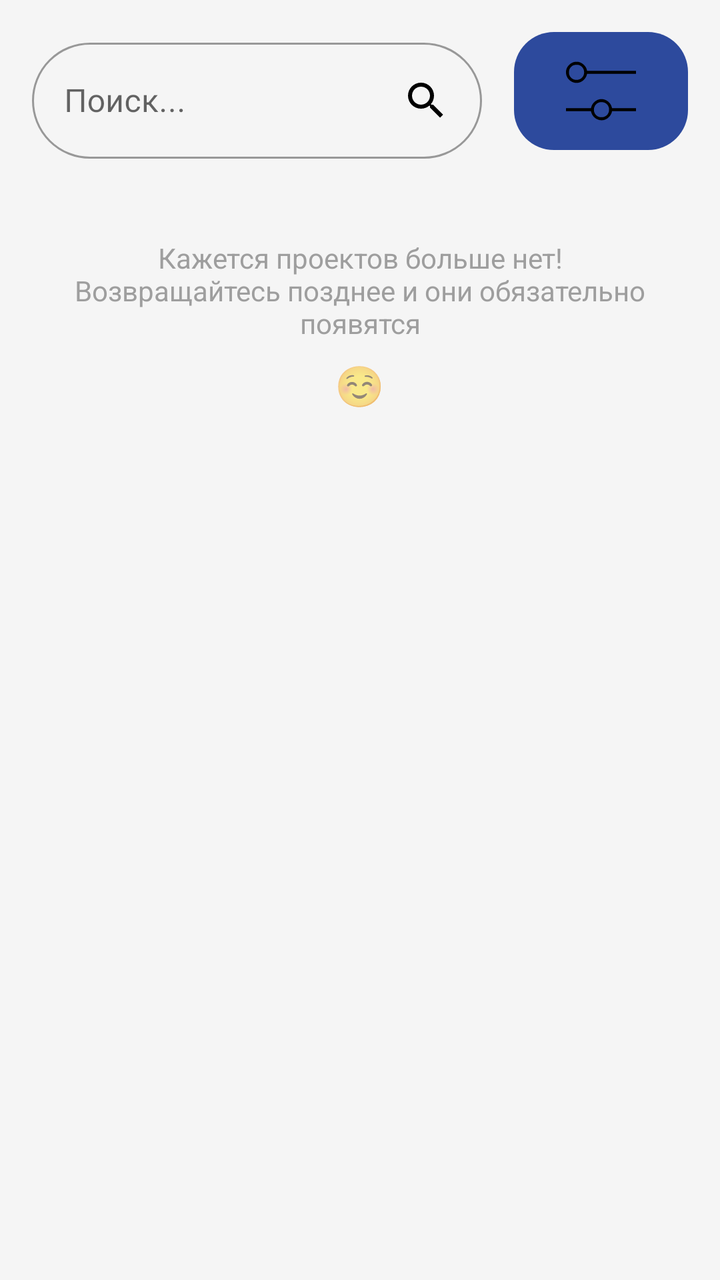
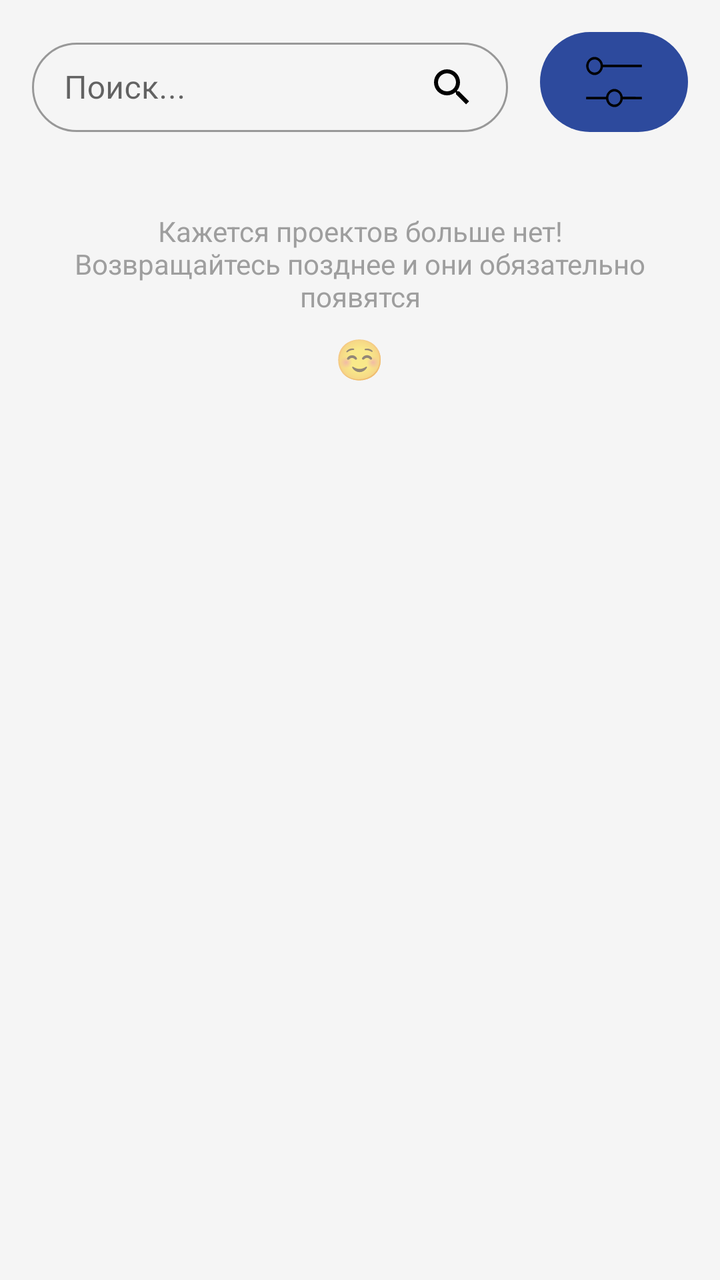

The first picture is an Android layout as it rendered before a commit; the second is the same layout after the commit. The layout source and the unified diff follow.
<!-- AndroidManifest.xml: application theme Theme.MyApplication -->
<!-- res/layout/fragment_projects.xml -->
<?xml version="1.0" encoding="utf-8"?>
<androidx.core.widget.NestedScrollView xmlns:android="http://schemas.android.com/apk/res/android"
    xmlns:tools="http://schemas.android.com/tools"
    android:layout_width="match_parent"
    android:layout_height="match_parent"
    xmlns:app="http://schemas.android.com/apk/res-auto"
    android:background="#F5F5F5">

    <LinearLayout
        android:layout_width="match_parent"
        android:layout_height="wrap_content"
        android:orientation="vertical">

        <LinearLayout
            android:id="@+id/searchFilterBar"
            android:layout_width="match_parent"
            android:layout_height="wrap_content"
            android:orientation="horizontal"
            android:padding="16dp">

            <com.google.android.material.textfield.TextInputLayout
                android:id="@+id/textInputLayoutSearch"
                style="@style/Widget.MaterialComponents.TextInputLayout.OutlinedBox"
                android:layout_width="0dp"
                android:layout_height="wrap_content"
                android:layout_weight="1"
                android:clickable="false"
                android:layout_marginEnd="8dp"
                app:boxCornerRadiusTopEnd="30dp"
                app:boxCornerRadiusBottomEnd="30dp"
                app:boxCornerRadiusBottomStart="30dp"
                app:boxCornerRadiusTopStart="30dp">

                <com.google.android.material.textfield.TextInputEditText
                    android:id="@+id/editTextSearch"
                    android:layout_width="match_parent"
                    android:layout_height="wrap_content"
                    android:backgroundTint="@color/black"
                    android:drawableEnd="@drawable/search"
                    android:drawablePadding="8dp"
                    android:hint="Поиск..."
                    android:imeOptions="actionSearch"
                    tools:ignore="HardcodedText" />
            </com.google.android.material.textfield.TextInputLayout>

            <ImageButton
                android:id="@+id/btnFilter"
                android:layout_width="wrap_content"
                android:layout_height="wrap_content"
                android:layout_marginStart="8dp"
                android:background="@drawable/bg_filter_button"
                android:src="@drawable/picture"
                android:padding="12dp"
                android:contentDescription="Фильтр"
                tools:ignore="HardcodedText" />
        </LinearLayout>

        <androidx.recyclerview.widget.RecyclerView
            android:id="@+id/recyclerViewProjects"
            android:layout_width="match_parent"
            android:layout_height="wrap_content"
            android:nestedScrollingEnabled="false"
            android:paddingHorizontal="16dp" />

        <LinearLayout
            android:id="@+id/bottomLayout2"
            android:layout_width="match_parent"
            android:layout_height="wrap_content"
            android:orientation="vertical"
            android:padding="24dp"
            android:gravity="center">

            <TextView
                android:id="@+id/textView3"
                android:layout_width="wrap_content"
                android:layout_height="wrap_content"
                android:text="Кажется проектов больше нет!\nВозвращайтесь позднее и они обязательно появятся"
                android:textAlignment="center"
                android:textColor="#9E9E9E"
                android:textSize="14sp"
                tools:ignore="HardcodedText" />

            <TextView
                android:layout_width="wrap_content"
                android:layout_height="wrap_content"
                android:text="☺"
                android:textSize="20sp"
                android:layout_marginTop="8dp"
                tools:ignore="HardcodedText" />
        </LinearLayout>

    </LinearLayout>
</androidx.core.widget.NestedScrollView>
<!-- resources referenced by this layout -->
<resources>
  <color name="black">#FF000000</color>
  <!-- drawable bg_filter_button (drawable) -->
  <?xml version="1.0" encoding="utf-8"?>
  <shape xmlns:android="http://schemas.android.com/apk/res/android">
      <solid android:color="#2D4A9D"/>
      <corners android:radius="20dp"/>
  </shape>
  <!-- drawable picture (drawable) -->
  <vector xmlns:android="http://schemas.android.com/apk/res/android"
      android:width="63dp"
      android:height="35dp"
      android:viewportWidth="920"
      android:viewportHeight="512">
    <path
        android:pathData="M263.3,44c-24.2,6.3 -45,25.1 -54.6,49 -8.2,20.6 -5.7,45.3 6.4,65.7 4.9,8 15.9,19.5 24.1,24.9 26.2,17.5 56.7,17.7 83.3,0.6 16.9,-10.8 30.4,-29.8 34.6,-48.7l1.2,-5.5 178.9,-0 178.8,-0 0,-11 0,-11 -178.9,-0 -178.9,-0 -1.1,-5c-6,-27.7 -31.4,-53 -59.8,-59.4 -9.7,-2.2 -24.9,-2 -34,0.4zM295.8,65.5c19.8,4.7 35.4,20.8 39.7,41 8.8,41.9 -25.1,75.8 -67,67 -20.2,-4.3 -36.3,-19.9 -41,-39.7 -2.9,-12.3 -1.6,-27.5 3.4,-39 4.2,-9.7 15.8,-21.6 25.1,-25.6 11.8,-5.2 27.4,-6.6 39.8,-3.7z"
        android:fillColor="#000000"
        android:strokeColor="#00000000"/>
    <path
        android:pathData="M449,316.6c-20.5,4.4 -39,17.4 -50.5,35.4 -5,7.9 -8.8,16.7 -10.5,24.3l-1.3,5.7 -91.4,-0 -91.3,-0 0,11 0,11 91.4,-0 91.4,-0 1.6,6.5c9.9,39.3 50,65.6 89.2,58.4 28,-5.1 54.6,-30.3 61.3,-58.1l1.6,-6.8 87.8,-0 87.7,-0 0,-11 0,-11 -87.7,-0.2 -87.7,-0.3 -1.7,-6.7c-10,-39.6 -51.5,-66.5 -89.9,-58.2zM478.4,339c10,2.5 16.5,6.1 24.2,13.2 7.2,6.8 12.6,16.2 15,26.4 2.4,10.2 1.5,25.7 -2,34.8 -5.6,14.6 -16.6,25.6 -31.2,31.2 -9,3.5 -24.6,4.4 -34.7,2 -20.3,-4.8 -35.9,-20.7 -40.2,-41.1 -9,-42.7 26.8,-77.3 68.9,-66.5z"
        android:fillColor="#000000"
        android:strokeColor="#00000000"/>
  </vector>
  <!-- drawable search (drawable) -->
  <vector xmlns:android="http://schemas.android.com/apk/res/android" android:height="24dp" android:width="24dp" android:viewportWidth="24" android:viewportHeight="24"><path android:fillColor="#000000" android:pathData="M9.5,3A6.5,6.5 0 0,1 16,9.5C16,11.11 15.41,12.59 14.44,13.73L14.71,14H15.5L20.5,19L19,20.5L14,15.5V14.71L13.73,14.44C12.59,15.41 11.11,16 9.5,16A6.5,6.5 0 0,1 3,9.5A6.5,6.5 0 0,1 9.5,3M9.5,5C7,5 5,7 5,9.5C5,12 7,14 9.5,14C12,14 14,12 14,9.5C14,7 12,5 9.5,5Z" /></vector>
  <style name="Theme.MyApplication" parent="Theme.MaterialComponents.DayNight.DarkActionBar">
          
          <item name="colorPrimary">@color/purple_500</item>
          <item name="colorPrimaryVariant">@color/purple_700</item>
          <item name="colorOnPrimary">@color/white</item>
          
          <item name="colorSecondary">@color/teal_200</item>
          <item name="colorSecondaryVariant">@color/teal_700</item>
          <item name="colorOnSecondary">@color/black</item>
          
          <item name="android:statusBarColor">?attr/colorPrimaryVariant</item>
          
      </style>
  <color name="purple_500">#FF6200EE</color>
  <color name="purple_700">#FF3700B3</color>
  <color name="white">#FFFFFFFF</color>
  <color name="teal_200">#FF03DAC5</color>
  <color name="teal_700">#FF018786</color>
</resources>

<!-- the commit's change to res/layout/fragment_projects.xml (unified diff, before → after) -->
@@ -22,7 +22,7 @@
                 android:id="@+id/textInputLayoutSearch"
                 style="@style/Widget.MaterialComponents.TextInputLayout.OutlinedBox"
                 android:layout_width="0dp"
-                android:layout_height="wrap_content"
+                android:layout_height="50dp"
                 android:layout_weight="1"
                 android:clickable="false"
                 android:layout_marginEnd="8dp"
@@ -46,12 +46,12 @@
             <ImageButton
                 android:id="@+id/btnFilter"
                 android:layout_width="wrap_content"
-                android:layout_height="wrap_content"
+                android:layout_height="match_parent"
                 android:layout_marginStart="8dp"
                 android:background="@drawable/bg_filter_button"
+                android:contentDescription="Фильтр"
+                android:padding="12dp"
                 android:src="@drawable/picture"
-                android:padding="12dp"
-                android:contentDescription="Фильтр"
                 tools:ignore="HardcodedText" />
         </LinearLayout>
 
<!-- resource entries referenced after the edit -->
@@ -5,12 +5,12 @@
   <?xml version="1.0" encoding="utf-8"?>
   <shape xmlns:android="http://schemas.android.com/apk/res/android">
       <solid android:color="#2D4A9D"/>
-      <corners android:radius="20dp"/>
+      <corners android:radius="25dp"/>
   </shape>
   <!-- drawable picture (drawable) -->
   <vector xmlns:android="http://schemas.android.com/apk/res/android"
-      android:width="63dp"
-      android:height="35dp"
+      android:width="50dp"
+      android:height="30dp"
       android:viewportWidth="920"
       android:viewportHeight="512">
     <path
